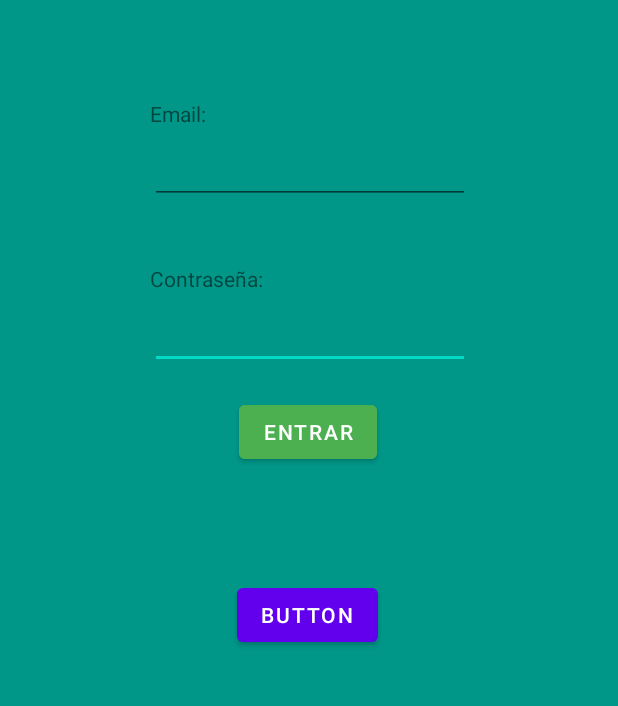
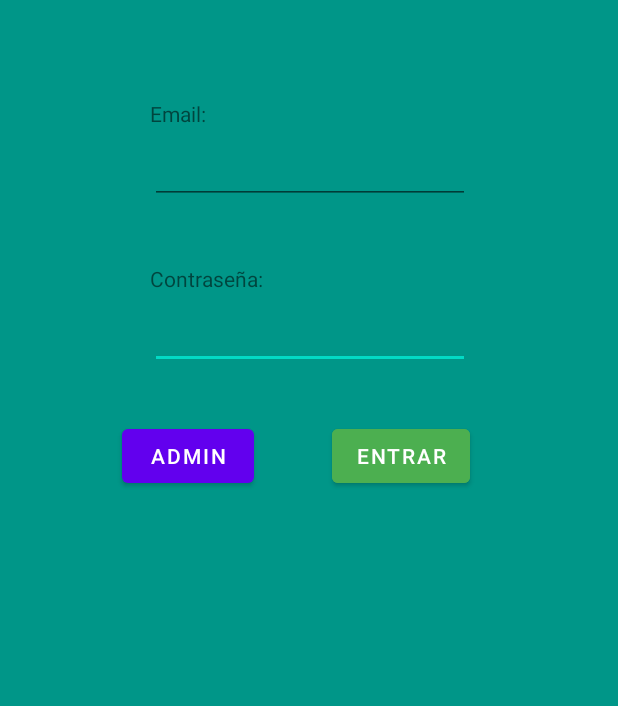
Before and after one commit to DavidGonS/Proyecto_App_Futbol, an Android app: the screen it shows after launch (InicioSesion), on a phone screen of 412 x 824 dp, the part 393-1099 px from its top. Run offline under Robolectric (Android 15) with nearby library versions, the phone set to English and light mode, and no system bars.

```diff
--- a/app/src/main/java/com/example/proyecto_app_futbol/InicioSesion.java
+++ b/app/src/main/java/com/example/proyecto_app_futbol/InicioSesion.java
@@ -3,7 +3,6 @@ package com.example.proyecto_app_futbol;
 import androidx.appcompat.app.AppCompatActivity;
 
 import android.content.Intent;
-import android.database.sqlite.SQLiteDatabase;
 import android.graphics.Color;
 import android.graphics.drawable.ColorDrawable;
 import android.os.Bundle;
@@ -23,7 +22,7 @@ public class InicioSesion extends AppCompatActivity {
     @Override
     protected void onCreate(Bundle savedInstanceState) {
         super.onCreate(savedInstanceState);
-        setContentView(R.layout.activity_main);
+        setContentView(R.layout.activity_inicio_sesion);
 
         this.setTitle(R.string.tituloInicioSesion);
 
--- a/app/src/main/res/layout/activity_main.xml
+++ b/app/src/main/res/layout/activity_inicio_sesion.xml
@@ -44,12 +44,12 @@
         android:id="@+id/btIniciar"
         android:layout_width="wrap_content"
         android:layout_height="wrap_content"
-        android:layout_marginStart="159dp"
-        android:layout_marginTop="18dp"
+        android:layout_marginStart="52dp"
+        android:layout_marginTop="34dp"
         android:backgroundTint="#4CAF50"
         android:onClick="iniciarSesion"
         android:text="ENTRAR"
-        app:layout_constraintStart_toStartOf="parent"
+        app:layout_constraintStart_toEndOf="@+id/btAdministrador"
         app:layout_constraintTop_toBottomOf="@+id/etContrasena" />
 
     <TextView
@@ -60,10 +60,10 @@
         android:layout_marginTop="66dp"
         android:text="Email:"
         app:layout_constraintStart_toStartOf="parent"
-        app:layout_constraintTop_toBottomOf="@+id/imageView" />
+        app:layout_constraintTop_toBottomOf="@+id/ivIcono" />
 
     <ImageView
-        android:id="@+id/imageView"
+        android:id="@+id/ivIcono"
         android:layout_width="207dp"
         android:layout_height="190dp"
         android:layout_marginStart="96dp"
@@ -73,13 +73,16 @@
         app:srcCompat="@drawable/logoapp" />
 
     <Button
-        android:id="@+id/button"
+        android:id="@+id/btAdministrador"
         android:layout_width="wrap_content"
         android:layout_height="wrap_content"
-        android:layout_marginStart="158dp"
-        android:layout_marginTop="74dp"
-        android:text="Button"
+        android:layout_marginStart="81dp"
+        android:layout_marginTop="34dp"
+        android:layout_marginEnd="53dp"
+        android:onClick="administrador"
+        android:text="ADMIN"
+        app:layout_constraintEnd_toStartOf="@+id/btIniciar"
         app:layout_constraintStart_toStartOf="parent"
-        app:layout_constraintTop_toBottomOf="@+id/btIniciar" />
+        app:layout_constraintTop_toBottomOf="@+id/etContrasena" />
 
 </androidx.constraintlayout.widget.ConstraintLayout>
--- a/app/src/main/res/layout/activity_pantalla_administrador.xml
+++ b/app/src/main/res/layout/activity_pantalla_administrador.xml
@@ -6,4 +6,13 @@
     android:layout_height="match_parent"
     tools:context=".PantallaAdministrador">
 
+    <Button
+        android:id="@+id/btJugadoresAdmin"
+        android:layout_width="wrap_content"
+        android:layout_height="wrap_content"
+        android:layout_marginStart="103dp"
+        android:layout_marginTop="141dp"
+        android:text="Jugadores"
+        app:layout_constraintStart_toStartOf="parent"
+        app:layout_constraintTop_toTopOf="parent" />
 </androidx.constraintlayout.widget.ConstraintLayout>
```
